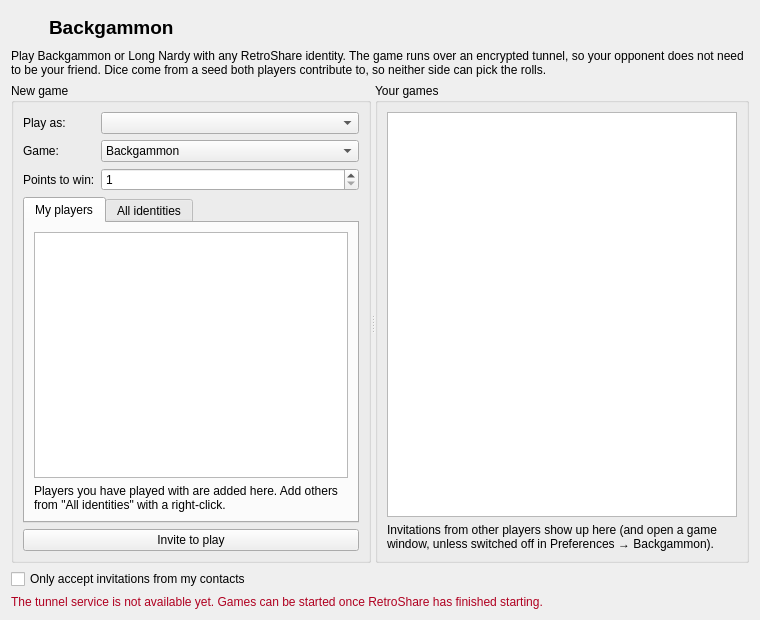
First picture: the form in gui/BackgammonPage.ui, repository defnax/backgammon, before the edit.
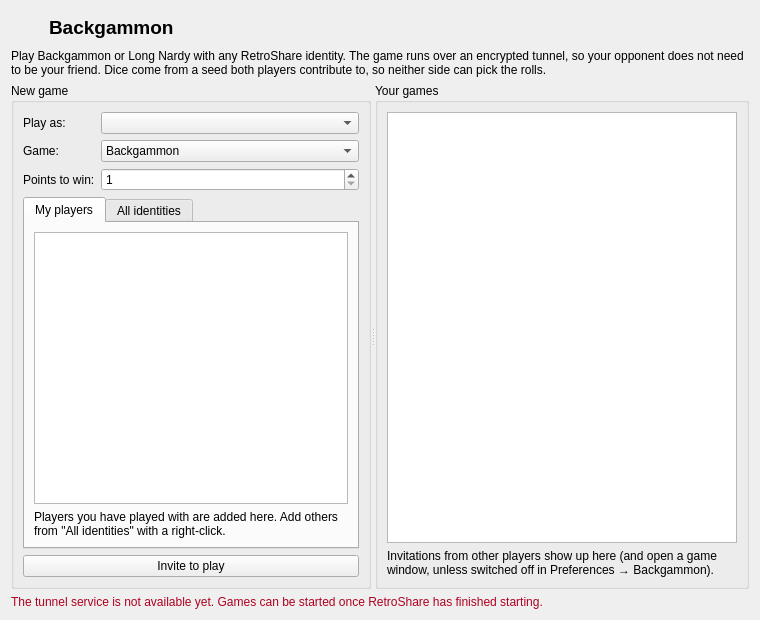
Second picture: the form after the edit. Icons and pictures are not drawn. Custom widgets are drawn as their Qt base class.

Commit message: Move "Only accept invitations from my contacts" to the settings page

Diff of the .ui file:
```diff
--- a/gui/BackgammonPage.ui
+++ b/gui/BackgammonPage.ui
@@ -270,13 +270,6 @@
      </widget>
     </widget>
    </item>
-   <item>
-    <widget class="QCheckBox" name="contactsOnlyCheck">
-     <property name="text">
-      <string>Only accept invitations from my contacts</string>
-     </property>
-    </widget>
-   </item>
    <item>
     <widget class="QLabel" name="serviceStatusLabel">
      <property name="styleSheet">
```
The commit also changes 5 other files.
